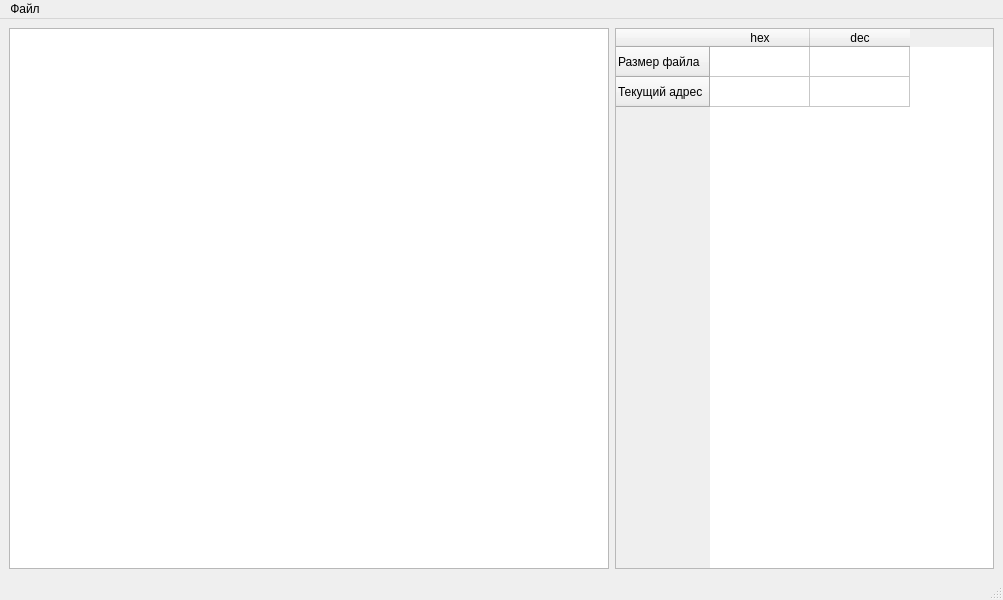
This is hex_editor/mainwindow.ui in Shamsudinov/Hex-Editor as Qt 5 draws it before an edit. The edited form follows.
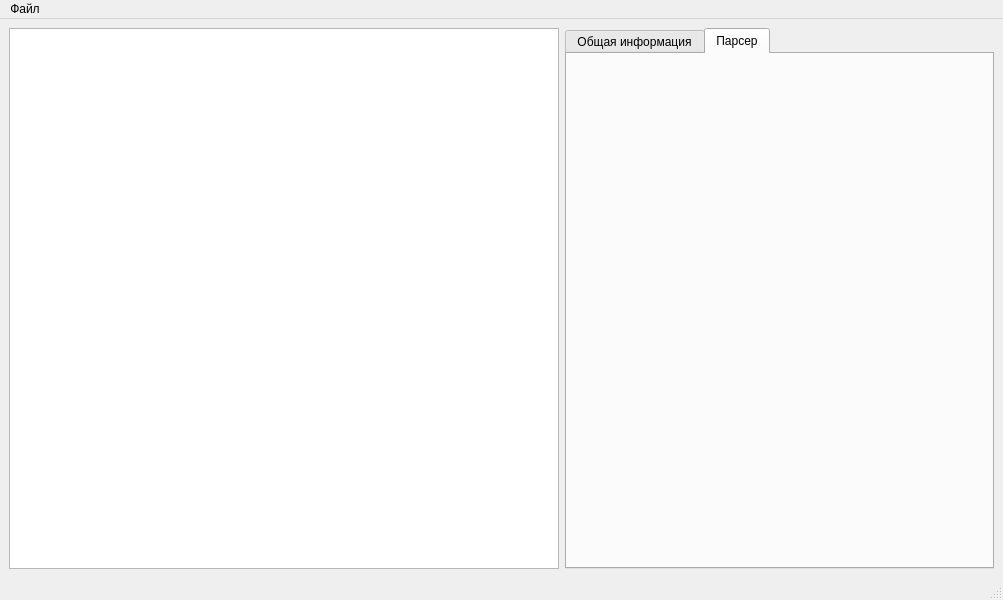
This is the edited form.

```diff
--- a/hex_editor/mainwindow.ui
+++ b/hex_editor/mainwindow.ui
@@ -25,13 +25,23 @@
      <widget class="QTableView" name="tableView">
       <property name="minimumSize">
        <size>
-        <width>600</width>
+        <width>550</width>
         <height>0</height>
        </size>
       </property>
      </widget>
     </item>
     <item row="0" column="1">
+     <widget class="QTabWidget" name="tabWidget">
+      <property name="currentIndex">
+       <number>1</number>
+      </property>
+      <widget class="QWidget" name="tab">
+       <attribute name="title">
+        <string>Общая информация</string>
+       </attribute>
+       <layout class="QGridLayout" name="gridLayout_2">
+        <item row="0" column="0">
      <widget class="QTableWidget" name="tableWidgetServiceInfo">
       <row>
        <property name="text">
@@ -53,6 +63,20 @@
         <string>dec</string>
        </property>
       </column>
+         </widget>
+        </item>
+       </layout>
+      </widget>
+      <widget class="QWidget" name="tab_2">
+       <attribute name="title">
+        <string>Парсер</string>
+       </attribute>
+       <layout class="QGridLayout" name="gridLayout_4">
+        <item row="0" column="0">
+         <layout class="QGridLayout" name="gridLayout_3"/>
+        </item>
+       </layout>
+      </widget>
      </widget>
     </item>
    </layout>
```
Lines whose indentation alone changed are shown as unchanged.
